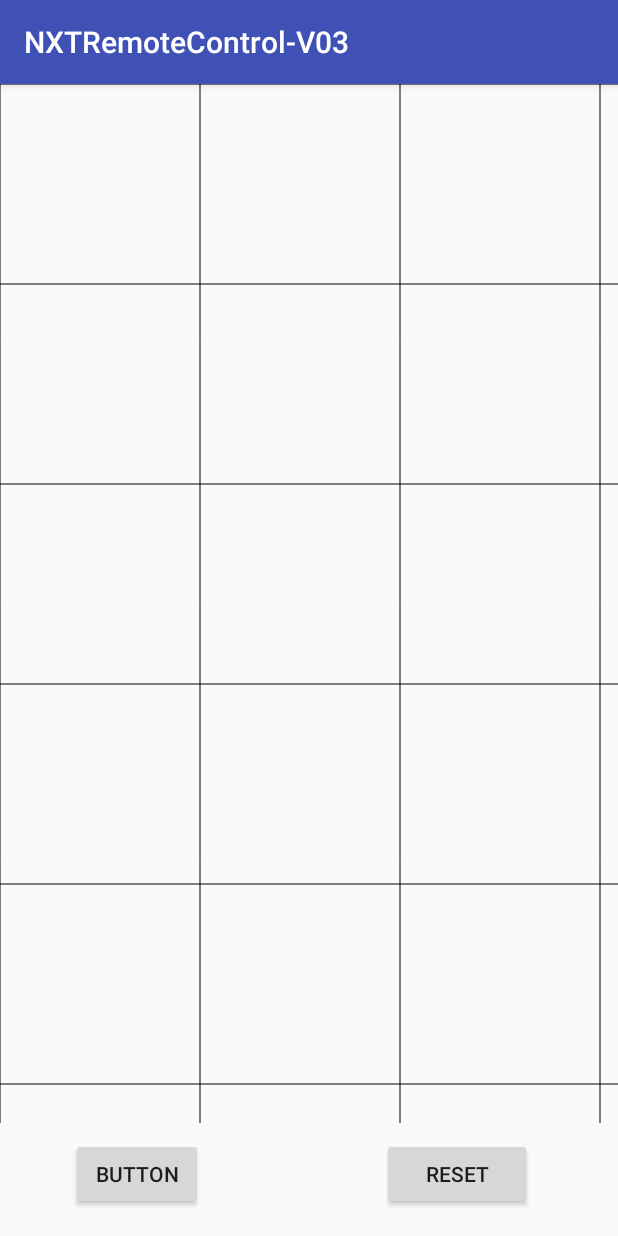
After one commit to geoffduong/NXT-Remote-Controller, an Android app: the GridDriveIntent screen opened directly, with no data from a screen before it, on a phone screen of 412 x 824 dp. The commit adds this screen. Run offline under Robolectric (Android 15) with nearby library versions, the phone set to English and light mode, and no system bars.

Commit message:
Added Michael's GridDriveIntent Wall-E is ready to run some mazes

```diff
--- /dev/null
+++ b/NXTRemoteControl-Part1/app/src/main/java/com/cyberdynesystems/nxtremotecontrol_v0/GridDriveIntent.java
@@ -0,0 +1,215 @@
+package com.cyberdynesystems.nxtremotecontrol_v0;
+
+import android.content.DialogInterface;
+import android.graphics.Canvas;
+import android.graphics.Color;
+import android.graphics.ColorFilter;
+import android.graphics.Paint;
+import android.graphics.PixelFormat;
+import android.graphics.Point;
+import android.graphics.drawable.Drawable;
+import android.os.Build;
+import android.os.Bundle;
+import android.support.annotation.RequiresApi;
+import android.support.v7.app.AppCompatActivity;
+import android.support.v7.widget.Toolbar;
+import android.util.Log;
+import android.view.DragEvent;
+import android.view.MotionEvent;
+import android.view.View;
+import android.widget.Button;
+import android.widget.RelativeLayout;
+
+import java.util.ArrayList;
+
+/**
+ * Created by mlindsa6 on 11/30/16.
+ */
+
+public class GridDriveIntent extends AppCompatActivity {
+
+
+    RelativeLayout cv_gridLayout;
+    ArrayList<Point> points;
+
+    Button cv_btnRest;
+    ArrayList<Float> distance;
+
+    Button cv_btnPlayMovment;
+    RobotController cv_RobotController;
+
+
+
+    @RequiresApi(api = Build.VERSION_CODES.M)
+    protected void onCreate(Bundle savedInstanceState) {
+        super.onCreate(savedInstanceState);
+        setContentView(R.layout.griddriveintent);
+        cv_RobotController = RobotController.getRobotController(this);
+        cv_btnRest = (Button) findViewById(R.id.vv_btnResetGrid);
+        distance = new ArrayList<>();
+
+        points = new ArrayList<>();
+        cv_btnPlayMovment = (Button) findViewById(R.id.vv_btnGridMovement);
+        cv_btnPlayMovment.setOnClickListener(new View.OnClickListener() {
+            @Override
+            public void onClick(View v) {
+                if(points.size()<2){
+                    return;
+                }
+
+
+            }
+        });
+
+
+        cv_btnRest.setOnClickListener(new View.OnClickListener() {
+
+            @Override
+            public void onClick(View v) {
+                points.clear();
+
+                cv_gridLayout.setForeground(new Drawable() {
+                    @Override
+                    public void draw(Canvas canvas) {
+
+                    }
+
+                    @Override
+                    public void setAlpha(int alpha) {
+
+                    }
+
+                    @Override
+                    public void setColorFilter(ColorFilter colorFilter) {
+
+                    }
+
+                    @Override
+                    public int getOpacity() {
+                        return 0;
+                    }
+                });
+            }
+        });
+
+        cv_gridLayout = (RelativeLayout) findViewById(R.id.vv_myGridLayout);
+        final Paint myPaint = new Paint();
+
+        cv_gridLayout.setBackground(new Drawable() {
+
+            @Override
+            public void draw(Canvas canvas) {
+                Log.e("------------------->", "--------------> " + canvas.getWidth());
+                for(int i = 0; i < canvas.getWidth(); i = i + 200) {
+                    myPaint.setColor(Color.BLACK);
+
+                    Log.e("------------------->", "--------------> " + i);
+                    canvas.drawLine(i, 0, i, canvas.getHeight(), myPaint);
+
+
+
+                }
+                for(int i = 0; i <canvas.getHeight(); i = i + 200){
+                    canvas.drawLine(0, i, canvas.getWidth(), i, myPaint);
+
+                }
+            }
+
+            @Override
+            public void setAlpha(int alpha) {
+
+            }
+
+            @Override
+            public void setColorFilter(ColorFilter colorFilter) {
+
+            }
+
+            @Override
+            public int getOpacity() {
+                return PixelFormat.UNKNOWN;
+            }
+        });
+        cv_gridLayout.setOnTouchListener(new View.OnTouchListener() {
+            @Override
+            public boolean onTouch(View v, final MotionEvent event) {
+
+
+                if (event.getDownTime() > 5000) {
+
+                    cv_gridLayout.setForeground(new Drawable() {
+                        @Override
+                        public void draw(Canvas canvas) {
+                            myPaint.setColor(Color.RED);
+                            points.add(new Point(event.getX(),event.getY()));
+
+
+                            for (int i = 0; i < points.size(); i++) {
+                                canvas.drawCircle(points.get(i).x, points.get(i).y, 15, myPaint);
+
+                            }
+                            if(points.size() > 1){
+                                float perviosX = points.get(0).x;
+                                float perviosY = points.get(0).y;
+                                for(int i = 1; i < points.size(); i++){
+
+                                    canvas.drawLine(perviosX, perviosY, points.get(i).x, points.get(i).y, myPaint);
+                                    distance.add((float) Math.sqrt(Math.pow(perviosX - points.get(i).x,2)+ Math.pow(perviosY - points.get(i).y,2)));
+
+                                    perviosX = points.get(i).x;
+                                    perviosY = points.get(i).y;
+
+                                }
+                            }
+
+
+
+
+                        }
+
+                        @Override
+                        public void setAlpha(int alpha) {
+
+                        }
+
+                        @Override
+                        public void setColorFilter(ColorFilter colorFilter) {
+
+                        }
+
+                        @Override
+                        public int getOpacity() {
+                            return 0;
+                        }
+                    });
+                }
+                return true;
+            }
+
+
+        });
+
+
+
+    }
+
+
+    private double angleBetween(Point center, Point current, Point previous) {
+
+        return Math.toDegrees(Math.atan2(current.x - center.x,current.y - center.y)-
+                Math.atan2(previous.x- center.x,previous.y- center.y));
+    }
+
+    class Point{
+        float x;
+        float y;
+        public Point(float x, float y){
+            this.x = x;
+            this.y = y;
+
+        }
+    }
+
+
+
+}
--- a/NXTRemoteControl-Part1/app/src/main/java/com/cyberdynesystems/nxtremotecontrol_v0/MainActivity.java
+++ b/NXTRemoteControl-Part1/app/src/main/java/com/cyberdynesystems/nxtremotecontrol_v0/MainActivity.java
@@ -71,6 +71,12 @@ public class MainActivity extends AppCompatActivity {
 
                 if (tabId == R.id.tab_Poll) {
                     Intent lv_intent = new Intent(MainActivity.this, PollIntent.class);
+                    startActivity(lv_intent);
+                    overridePendingTransition(R.anim.anim_slide_in_left, R.anim.anim_slide_out_left);
+                }
+
+                if (tabId == R.id.tab_Servo) {
+                    Intent lv_intent = new Intent(MainActivity.this, GridDriveIntent.class);
                     startActivity(lv_intent);
                     overridePendingTransition(R.anim.anim_slide_in_left, R.anim.anim_slide_out_left);
                 }
--- /dev/null
+++ b/NXTRemoteControl-Part1/app/src/main/res/layout/griddriveintent.xml
@@ -0,0 +1,51 @@
+<?xml version="1.0" encoding="utf-8"?>
+<LinearLayout xmlns:android="http://schemas.android.com/apk/res/android"
+    android:orientation="vertical" android:layout_width="match_parent"
+    android:layout_height="match_parent">
+
+    <RelativeLayout
+        android:layout_width="match_parent"
+        android:layout_height="match_parent"
+
+        >
+
+        <Button
+            android:text="Reset"
+            android:layout_height="wrap_content"
+            android:id="@+id/vv_btnResetGrid"
+            android:layout_alignParentBottom="true"
+
+            android:layout_alignParentRight="true"
+            android:layout_alignParentEnd="true"
+            android:layout_marginRight="47dp"
+            android:layout_marginEnd="57dp"
+            android:layout_marginBottom="17dp"
+            android:layout_width="100dp" />
+
+        <Button
+            android:text="Button"
+            android:layout_width="wrap_content"
+            android:layout_height="wrap_content"
+            android:layout_alignParentBottom="true"
+            android:layout_alignParentLeft="true"
+            android:layout_alignParentStart="true"
+            android:layout_marginLeft="47dp"
+            android:layout_marginStart="47dp"
+            android:layout_marginBottom="17dp"
+            android:id="@+id/vv_btnGridMovement" />
+
+        <RelativeLayout
+
+            android:layout_width="match_parent"
+            android:layout_height="match_parent"
+            android:id="@+id/vv_myGridLayout"
+            android:layout_alignParentTop="true"
+            android:layout_centerHorizontal="true"
+            android:layout_marginBottom="75dp"
+            android:background="@color/AliceBlue">
+
+        </RelativeLayout>
+
+    </RelativeLayout>
+
+</LinearLayout>
```
Also changed, not shown: NXTRemoteControl-Part1/app/src/main/AndroidManifest.xml (+7 -9 lines).
